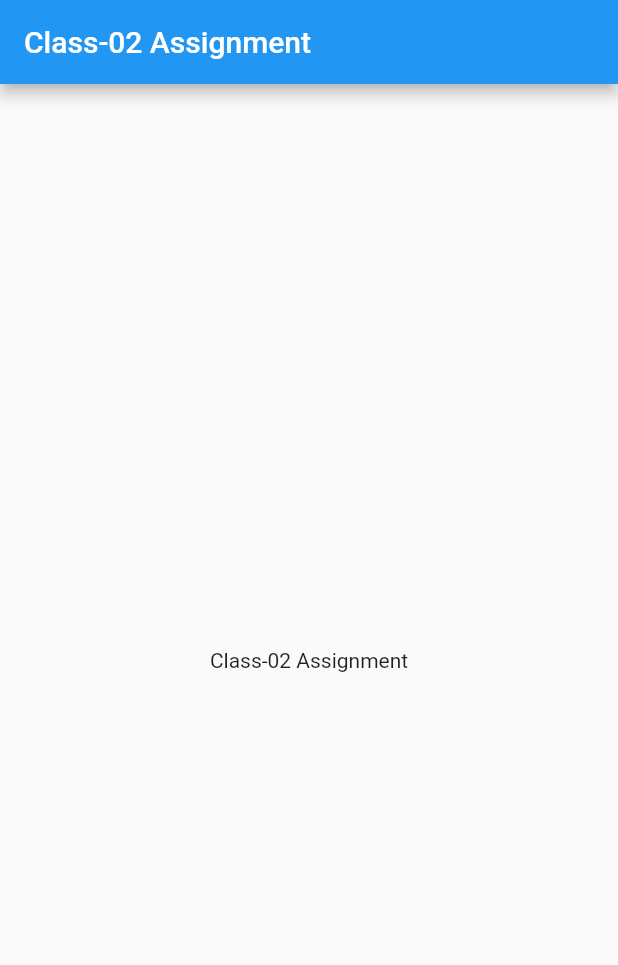
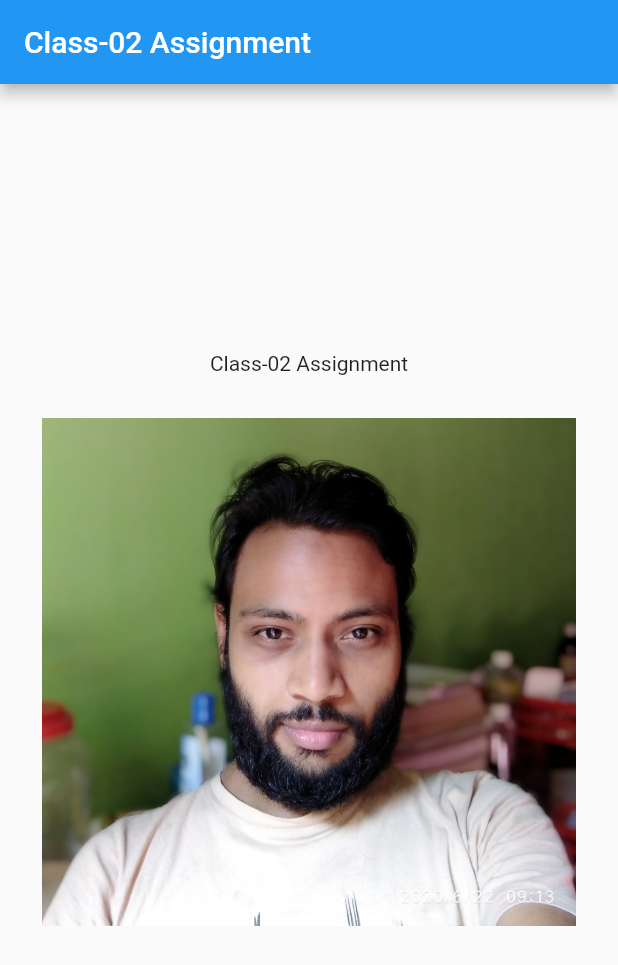
Before and after one commit to Mustack-Rabbi/Flutter_Class-02_Assignment-, a Flutter app: the screen it shows after launch, on a phone screen of 412 x 824 dp. Shown: the top 965 px of the screen. Run offline on Flutter 3.47's test engine with Material 2 defaults, Android fonts, the phone set to English and light mode, and no system bars.

Commit message:
add image

```diff
--- a/lib/main.dart
+++ b/lib/main.dart
@@ -21,12 +21,20 @@ class MyHomePage extends StatelessWidget {
   @override
   Widget build(BuildContext context) {
     return Scaffold(
-      appBar: AppBar(
-        title: const Text("Class-02 Assignment"),
-      ),
-      body: Container(
-        child: Center(child: Text("Class-02 Assignment")),
-      ),
-    );
+        appBar: AppBar(
+          title: const Text("Class-02 Assignment"),
+        ),
+        body: Center(
+          child: Column(
+            mainAxisAlignment: MainAxisAlignment.center,
+            children: const [
+              Text("Class-02 Assignment"),
+              Padding(
+                padding: EdgeInsets.all(28.0),
+                child: Image(image: AssetImage('assets/images/rabbi.jpg')),
+              )
+            ],
+          ),
+        ));
   }
 }
```
Also changed, not shown: pubspec.yaml (+3 -5 lines), assets/images/rabbi.jpg (added), 1 other file.
